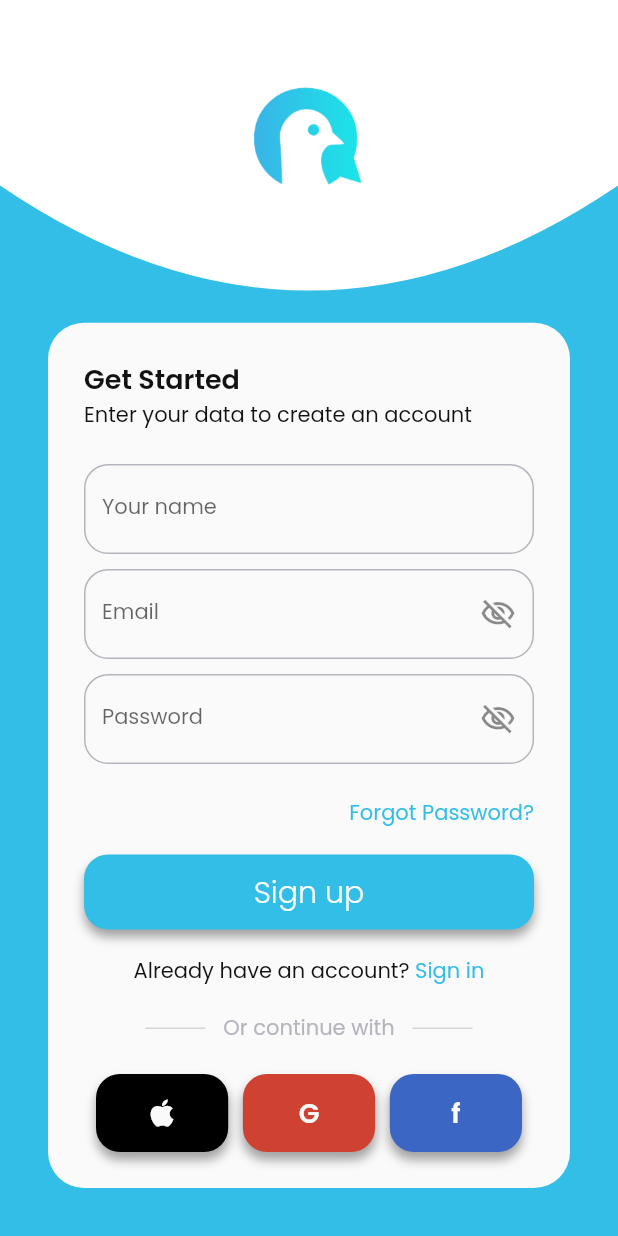
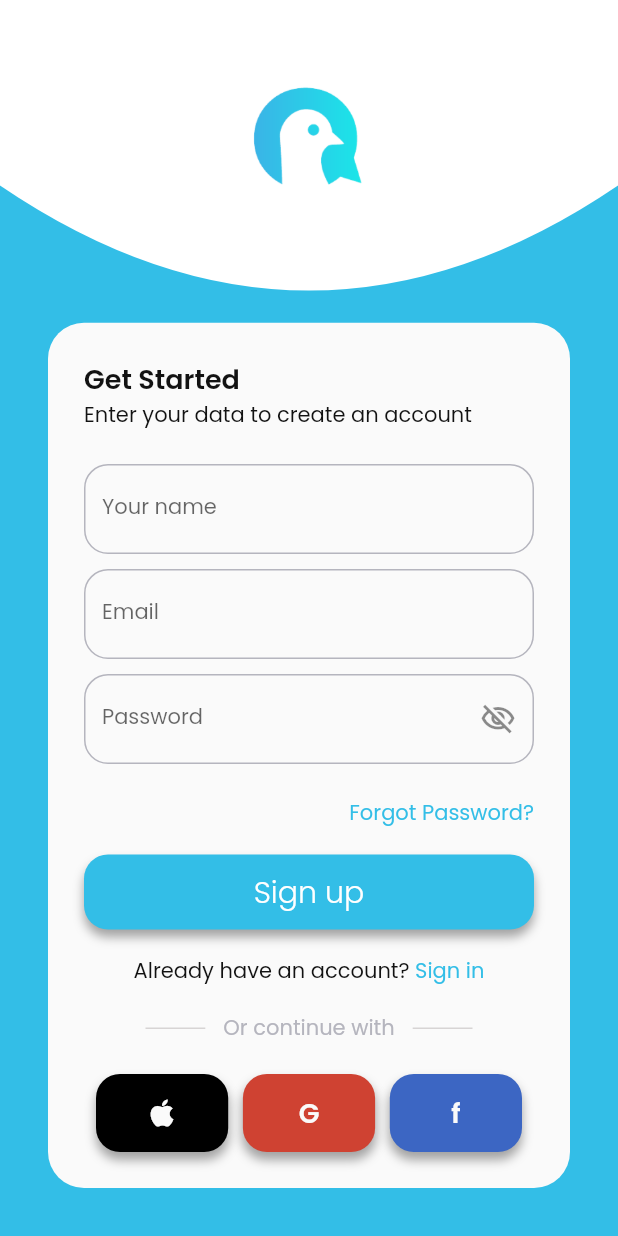
Before and after one commit to NickSigoff/Flutter-Projects-Nick, a Flutter app: the RegistrationPage screen opened directly, on a phone screen of 412 x 824 dp. Run offline on Flutter 3.47's test engine with Material 2 defaults, Android fonts, the phone set to English and light mode, and no system bars; our stand-ins replace cached_network_image, firebase_auth, firebase_core, geolocator, percent_indicator; accounts and stored records are empty; network calls fail.

Commit message:
auth farebase

```diff
--- a/messenger_app/lib/global_widgets/confirm_button_widget.dart
+++ b/messenger_app/lib/global_widgets/confirm_button_widget.dart
@@ -1,10 +1,13 @@
+import 'package:firebase_auth/firebase_auth.dart';
 import 'package:flutter/material.dart';
 import 'package:messenger_app/utils/main_colors.dart';
 import 'package:messenger_app/utils/main_shadows.dart';
 import 'package:messenger_app/utils/main_text_styles.dart';
 
+import '../pages/auth_page/widgets/text_fields_input_form_widget.dart';
+
 class ConfirmButton extends StatelessWidget {
-  final MaterialPageRoute route;
+  final VoidCallback onTap;
   final String text;
   final double width;
   final Color color;
@@ -13,7 +16,7 @@ class ConfirmButton extends StatelessWidget {
     this.color = Colors.white,
     this.width = 200,
     this.text = 'Continue',
-    required this.route,
+    required this.onTap,
     Key? key,
   }) : super(key: key);
 
@@ -21,7 +24,7 @@ class ConfirmButton extends StatelessWidget {
   Widget build(BuildContext context) {
     return GestureDetector(
       onTap: () {
-        Navigator.push(context, route);
+        onTap();
       },
       child: Container(
         alignment: Alignment.center,
--- a/messenger_app/lib/pages/auth_page/widgets/text_filds_input_form_widget.dart
+++ b/messenger_app/lib/pages/auth_page/widgets/text_fields_input_form_widget.dart
@@ -1,16 +1,9 @@
 import 'package:flutter/material.dart';
+import 'package:messenger_app/pages/auth_page/widgets/input_block_auth_page_widget.dart';
 import 'package:messenger_app/utils/main_colors.dart';
 import 'package:messenger_app/utils/main_text_styles.dart';
 
 class TextFieldsInputForm extends StatefulWidget {
-  static final emailController = TextEditingController();
-  static final passwordController = TextEditingController();
-
-
-  final OutlineInputBorder _outlineInputBorderFocus = const OutlineInputBorder(
-      borderRadius: BorderRadius.all(Radius.circular(16)),
-      borderSide: BorderSide(color: MainColors.lightBlue));
-
   final OutlineInputBorder _outlineInputBorderEnable = const OutlineInputBorder(
       borderRadius: BorderRadius.all(Radius.circular(16)),
       borderSide: BorderSide(color: MainColors.grey));
@@ -32,11 +25,12 @@ class _TextFieldsSignUpPageState extends State<TextFieldsInputForm> {
           padding: const EdgeInsets.symmetric(vertical: 5),
           child: TextField(
             style: MainTextStyles.smallInputBlockStyle,
-            controller: TextFieldsInputForm.emailController,
+            controller: InputBlockAuthPage.emailController,
             keyboardType: TextInputType.emailAddress,
             decoration: InputDecoration(
               labelText: 'Email',
-              focusedBorder: widget._outlineInputBorderFocus,
+              focusedBorder: widget._outlineInputBorderEnable.copyWith(
+                  borderSide: const BorderSide(color: MainColors.lightBlue)),
               enabledBorder: widget._outlineInputBorderEnable,
             ),
           ),
@@ -46,7 +40,7 @@ class _TextFieldsSignUpPageState extends State<TextFieldsInputForm> {
           child: TextField(
             style: MainTextStyles.smallInputBlockStyle,
             obscureText: _visiblePassword,
-            controller: TextFieldsInputForm.passwordController,
+            controller: InputBlockAuthPage.passwordController,
             keyboardType: TextInputType.text,
             decoration: InputDecoration(
               suffixIcon: IconButton(
@@ -62,7 +56,8 @@ class _TextFieldsSignUpPageState extends State<TextFieldsInputForm> {
                 ),
               ),
               labelText: 'Password',
-              focusedBorder: widget._outlineInputBorderFocus,
+              focusedBorder: widget._outlineInputBorderEnable.copyWith(
+                  borderSide: const BorderSide(color: MainColors.lightBlue)),
               enabledBorder: widget._outlineInputBorderEnable,
             ),
           ),
--- a/messenger_app/lib/pages/get_started_pages/get_started_first_page.dart
+++ b/messenger_app/lib/pages/get_started_pages/get_started_first_page.dart
@@ -49,9 +49,7 @@ class GetStartedFirstPage extends StatelessWidget {
                       ]),
                 ),
                 const Spacer(flex: 3),
-                ConfirmButton(
-                    route: MaterialPageRoute(
-                        builder: (context) => const GetStartedSecondPage())),
+                ConfirmButton(onTap: (){},),
                 const Spacer(flex: 1),
                 Row(
                   mainAxisAlignment: MainAxisAlignment.spaceBetween,
--- a/messenger_app/lib/pages/registration_page/widgets/input_block_registration_page.dart
+++ b/messenger_app/lib/pages/registration_page/widgets/input_block_registration_page.dart
@@ -2,7 +2,6 @@ import 'package:flutter/gestures.dart';
 import 'package:flutter/material.dart';
 import 'package:messenger_app/global_widgets/confirm_button_widget.dart';
 import 'package:messenger_app/pages/auth_page/auth_page.dart';
-import 'package:messenger_app/pages/main_page/main_page.dart';
 import 'package:messenger_app/pages/registration_page/widgets/text_fields_input_form.dart';
 import 'package:messenger_app/utils/main_colors.dart';
 import 'package:messenger_app/utils/main_text_styles.dart';
@@ -11,7 +10,17 @@ import 'package:messenger_app/utils/size_constants.dart';
 import '../../../global_widgets/social_media_authorize_widget.dart';
 
 class InputBlockRegistrationPage extends StatelessWidget {
-  const InputBlockRegistrationPage({Key? key}) : super(key: key);
+  static final nameController = TextEditingController();
+  static final passwordController = TextEditingController();
+  static final emailController = TextEditingController();
+
+  final void Function(
+      {required String email,
+      required String password,
+      required BuildContext context}) signUp;
+
+  const InputBlockRegistrationPage({Key? key, required this.signUp})
+      : super(key: key);
 
   @override
   Widget build(BuildContext context) {
@@ -39,11 +48,17 @@ class InputBlockRegistrationPage extends StatelessWidget {
                     .copyWith(color: MainColors.lightBlue)),
           ),
           ConfirmButton(
-              color: MainColors.lightBlue,
-              width: double.infinity,
-              text: 'Sign up',
-              route: MaterialPageRoute(
-                  builder: (BuildContext context) => const MainPage())),
+            color: MainColors.lightBlue,
+            width: double.infinity,
+            text: 'Sign up',
+            onTap: () {
+              signUp(
+                email: emailController.text.trim(),
+                password: passwordController.text.trim(),
+                context: context,
+              );
+            },
+          ),
           Container(
             alignment: Alignment.center,
             child: RichText(
@@ -57,8 +72,7 @@ class InputBlockRegistrationPage extends StatelessWidget {
                           Navigator.push(
                               context,
                               MaterialPageRoute(
-                                  builder: (BuildContext context) =>
-                                      AuthPage()));
+                                  builder: (context) => const AuthPage()));
                         },
                       text: ' Sign in',
                       style: MainTextStyles.smallInputBlockStyle
--- a/messenger_app/lib/pages/registration_page/widgets/text_fields_input_form.dart
+++ b/messenger_app/lib/pages/registration_page/widgets/text_fields_input_form.dart
@@ -2,12 +2,9 @@ import 'package:flutter/material.dart';
 import 'package:messenger_app/utils/main_text_styles.dart';
 
 import '../../../utils/main_colors.dart';
+import 'input_block_registration_page.dart';
 
 class TextFieldsInputForm extends StatefulWidget {
-  static final nameController = TextEditingController();
-  static final passwordController = TextEditingController();
-  static final emailController = TextEditingController();
-
   final OutlineInputBorder _outlineInputBorderFocus = const OutlineInputBorder(
       borderRadius: BorderRadius.all(Radius.circular(16)),
       borderSide: BorderSide(color: MainColors.lightBlue));
@@ -23,8 +20,7 @@ class TextFieldsInputForm extends StatefulWidget {
 }
 
 class _TextFieldsSignUpPageState extends State<TextFieldsInputForm> {
-  bool _visiblePassword = false;
-  bool _visibleEmail = false;
+  bool _visiblePassword = true;
 
   @override
   Widget build(BuildContext context) {
@@ -34,7 +30,7 @@ class _TextFieldsSignUpPageState extends State<TextFieldsInputForm> {
           padding: const EdgeInsets.symmetric(vertical: 5),
           child: TextFormField(
             style: MainTextStyles.smallInputBlockStyle,
-            controller: TextFieldsInputForm.nameController,
+            controller: InputBlockRegistrationPage.nameController,
             keyboardType: TextInputType.name,
             decoration: InputDecoration(
               labelText: 'Your name',
@@ -47,22 +43,9 @@ class _TextFieldsSignUpPageState extends State<TextFieldsInputForm> {
           padding: const EdgeInsets.symmetric(vertical: 5),
           child: TextField(
             style: MainTextStyles.smallInputBlockStyle,
-            obscureText: !_visibleEmail,
-            controller: TextFieldsInputForm.emailController,
+            controller: InputBlockRegistrationPage.emailController,
             keyboardType: TextInputType.emailAddress,
             decoration: InputDecoration(
-              suffixIcon: IconButton(
-                onPressed: () {
-                  setState(() {
-                    _visibleEmail = !_visibleEmail;
-                  });
-                },
-                icon: Icon(
-                  _visibleEmail
-                      ? Icons.visibility_outlined
-                      : Icons.visibility_off_outlined,
-                ),
-              ),
               labelText: 'Email',
               focusedBorder: widget._outlineInputBorderFocus,
               enabledBorder: widget._outlineInputBorderEnable,
@@ -74,7 +57,7 @@ class _TextFieldsSignUpPageState extends State<TextFieldsInputForm> {
           child: TextField(
             style: MainTextStyles.smallInputBlockStyle,
             obscureText: _visiblePassword,
-            controller: TextFieldsInputForm.passwordController,
+            controller: InputBlockRegistrationPage.passwordController,
             keyboardType: TextInputType.text,
             decoration: InputDecoration(
               suffixIcon: IconButton(
@@ -85,8 +68,8 @@ class _TextFieldsSignUpPageState extends State<TextFieldsInputForm> {
                 },
                 icon: Icon(
                   _visiblePassword
-                      ? Icons.visibility_outlined
-                      : Icons.visibility_off_outlined,
+                      ? Icons.visibility_off_outlined
+                      : Icons.visibility_outlined,
                 ),
               ),
               labelText: 'Password',
--- a/messenger_app/pubspec.yaml
+++ b/messenger_app/pubspec.yaml
@@ -11,6 +11,9 @@ environment:
 dependencies:
   flutter:
     sdk: flutter
+  firebase_core: ^1.17.0
+  firebase_database: ^9.0.14
+  firebase_auth: ^3.3.18
 
 
 
```
Also changed, not shown: messenger_app/lib/main.dart (+10 -7 lines), messenger_app/lib/pages/auth_page/auth_page.dart (+15 -8 lines), messenger_app/lib/pages/auth_page/widgets/input_block_auth_page_widget.dart (renamed from messenger_app/lib/pages/auth_page/widgets/input_block_auth_pahe_widget.dart, +17 -4 lines), messenger_app/lib/pages/get_started_pages/get_started_second_page.dart (+7 -6 lines), messenger_app/lib/pages/get_started_pages/get_started_third_page.dart (+10 -8 lines), messenger_app/lib/pages/main_page/main_page.dart (+13 -1 lines), messenger_app/lib/pages/registration_page/registration_page.dart (+26 -3 lines), messenger_app/lib/pages/splash_page/splash_page.dart (added, +101 -0 lines), messenger_app/pubspec.lock, 3 other files.
